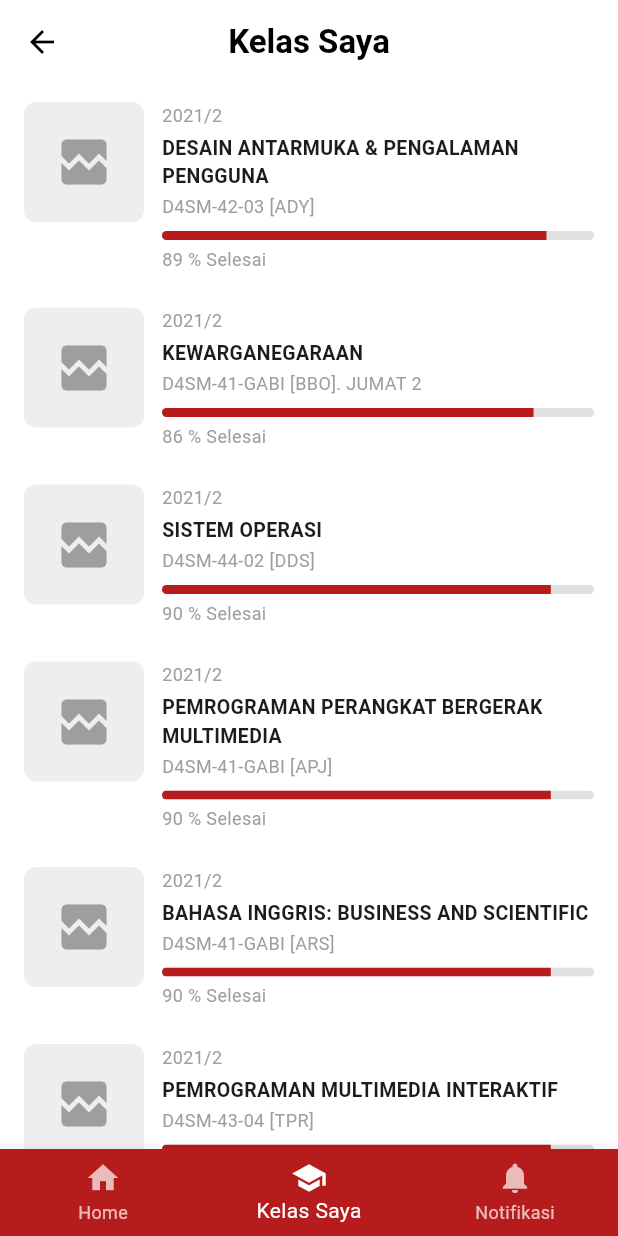
After one commit to anaksantri5928/celoe_lms_app, a Flutter app: the HomePage screen opened by its route, item 2 of the bottom bar chosen, on a phone screen of 412 x 824 dp. The commit adds this screen. Run offline on Flutter 3.47's test engine with Material 3 defaults, Android fonts, the phone set to English and light mode, and no system bars.

Commit message:
feat(ui): add kelas saya page with navigation

```diff
--- a/lib/pages/home_page.dart
+++ b/lib/pages/home_page.dart
@@ -1,5 +1,6 @@
 import 'package:flutter/material.dart';
 import 'package:celoe_lms_app/pages/profile_page.dart';
+import 'package:celoe_lms_app/pages/kelas_saya_page.dart';
 
 class HomePage extends StatelessWidget {
   const HomePage({super.key});
@@ -11,14 +12,29 @@ class HomePage extends StatelessWidget {
     return Scaffold(
       backgroundColor: Colors.white,
 
-      /// BOTTOM NAV
+      /// BOTTOM NAVIGATION
       bottomNavigationBar: BottomNavigationBar(
         currentIndex: 0,
         selectedItemColor: Colors.white,
         unselectedItemColor: Colors.white70,
         backgroundColor: primaryRed,
+        onTap: (index) {
+          if (index == 1) {
+            Navigator.push(
+              context,
+              MaterialPageRoute(
+                builder: (_) => const KelasSayaPage(),
+              ),
+            );
+          }
+          // index 0 = Home (stay)
+          // index 2 = Notifikasi (belum dibuat)
+        },
         items: const [
-          BottomNavigationBarItem(icon: Icon(Icons.home), label: 'Home'),
+          BottomNavigationBarItem(
+            icon: Icon(Icons.home),
+            label: 'Home',
+          ),
           BottomNavigationBarItem(
             icon: Icon(Icons.school),
             label: 'Kelas Saya',
@@ -94,7 +110,9 @@ class HomePage extends StatelessWidget {
             onTap: () {
               Navigator.push(
                 context,
-                MaterialPageRoute(builder: (context) => const ProfilePage()),
+                MaterialPageRoute(
+                  builder: (_) => const ProfilePage(),
+                ),
               );
             },
             child: Container(
@@ -117,7 +135,11 @@ class HomePage extends StatelessWidget {
                   CircleAvatar(
                     radius: 10,
                     backgroundColor: Colors.white,
-                    child: Icon(Icons.person, size: 14, color: primaryRed),
+                    child: Icon(
+                      Icons.person,
+                      size: 14,
+                      color: primaryRed,
+                    ),
                   ),
                 ],
               ),
@@ -134,7 +156,10 @@ class HomePage extends StatelessWidget {
       padding: const EdgeInsets.symmetric(horizontal: 16, vertical: 8),
       child: Text(
         title,
-        style: const TextStyle(fontSize: 16, fontWeight: FontWeight.bold),
+        style: const TextStyle(
+          fontSize: 16,
+          fontWeight: FontWeight.bold,
+        ),
       ),
     );
   }
@@ -165,7 +190,10 @@ class HomePage extends StatelessWidget {
               style: TextStyle(color: Colors.white70),
             ),
             SizedBox(height: 16),
-            Text('Waktu Pengumpulan', style: TextStyle(color: Colors.white70)),
+            Text(
+              'Waktu Pengumpulan',
+              style: TextStyle(color: Colors.white70),
+            ),
             SizedBox(height: 4),
             Text(
               'Jumat 26 Februari, 23:59 WIB',
@@ -210,7 +238,11 @@ class HomePage extends StatelessWidget {
           borderRadius: BorderRadius.circular(12),
         ),
         child: const Center(
-          child: Icon(Icons.image_not_supported, size: 48, color: Colors.grey),
+          child: Icon(
+            Icons.image_not_supported,
+            size: 48,
+            color: Colors.grey,
+          ),
         ),
       ),
     );
@@ -221,21 +253,21 @@ class HomePage extends StatelessWidget {
     return Column(
       children: [
         _progressItem(
-          'UI / UX',
           'DESAIN ANTARMUKA & PENGALAMAN PENGGUNA',
           0.89,
         ),
-        _progressItem('PKN', 'KEWARGANEGARAAN', 0.86),
-        _progressItem('SO', 'SISTEM OPERASI', 0.90),
-        _progressItem('PMM', 'PEMROGRAMAN PERANGKAT BERGERAK MULTIMEDIA', 0.90),
-        _progressItem('BHS', 'BAHASA INGGRIS: BUSINESS & SCIENTIFIC', 0.90),
-        _progressItem('PMI', 'PEMROGRAMAN MULTIMEDIA INTERAKTIF', 0.90),
-        _progressItem('OR', 'OLAH RAGA', 0.90),
+        _progressItem('KEWARGANEGARAAN', 0.86),
+        _progressItem('SISTEM OPERASI', 0.90),
+        _progressItem(
+            'PEMROGRAMAN PERANGKAT BERGERAK MULTIMEDIA', 0.90),
+        _progressItem('BAHASA INGGRIS: BUSINESS & SCIENTIFIC', 0.90),
+        _progressItem('PEMROGRAMAN MULTIMEDIA INTERAKTIF', 0.90),
+        _progressItem('OLAH RAGA', 0.90),
       ],
     );
   }
 
-  Widget _progressItem(String label, String title, double progress) {
+  Widget _progressItem(String title, double progress) {
     return Padding(
       padding: const EdgeInsets.symmetric(horizontal: 16, vertical: 8),
       child: Row(
--- /dev/null
+++ b/lib/pages/kelas_saya_page.dart
@@ -0,0 +1,181 @@
+import 'package:flutter/material.dart';
+
+class KelasSayaPage extends StatelessWidget {
+  const KelasSayaPage({super.key});
+
+  static const primaryRed = Color(0xFFB71C1C);
+
+  @override
+  Widget build(BuildContext context) {
+    return Scaffold(
+      backgroundColor: Colors.white,
+
+      /// APP BAR
+      appBar: AppBar(
+        backgroundColor: Colors.white,
+        elevation: 0,
+        leading: IconButton(
+          icon: const Icon(Icons.arrow_back, color: Colors.black),
+          onPressed: () => Navigator.pop(context),
+        ),
+        centerTitle: true,
+        title: const Text(
+          'Kelas Saya',
+          style: TextStyle(
+            color: Colors.black,
+            fontWeight: FontWeight.bold,
+          ),
+        ),
+      ),
+
+      /// BODY
+      body: ListView(
+        padding: const EdgeInsets.only(bottom: 100),
+        children: [
+          _kelasItem(
+            title: 'DESAIN ANTARMUKA & PENGALAMAN PENGGUNA',
+            subtitle: 'D4SM-42-03 [ADY]',
+            progress: 0.89,
+          ),
+          _kelasItem(
+            title: 'KEWARGANEGARAAN',
+            subtitle: 'D4SM-41-GABI [BBO]. JUMAT 2',
+            progress: 0.86,
+          ),
+          _kelasItem(
+            title: 'SISTEM OPERASI',
+            subtitle: 'D4SM-44-02 [DDS]',
+            progress: 0.90,
+          ),
+          _kelasItem(
+            title: 'PEMROGRAMAN PERANGKAT BERGERAK MULTIMEDIA',
+            subtitle: 'D4SM-41-GABI [APJ]',
+            progress: 0.90,
+          ),
+          _kelasItem(
+            title: 'BAHASA INGGRIS: BUSINESS AND SCIENTIFIC',
+            subtitle: 'D4SM-41-GABI [ARS]',
+            progress: 0.90,
+          ),
+          _kelasItem(
+            title: 'PEMROGRAMAN MULTIMEDIA INTERAKTIF',
+            subtitle: 'D4SM-43-04 [TPR]',
+            progress: 0.90,
+          ),
+          _kelasItem(
+            title: 'OLAH RAGA',
+            subtitle: 'D3TT-44-02 [EYR]',
+            progress: 0.90,
+          ),
+        ],
+      ),
+
+      /// BOTTOM NAV
+      bottomNavigationBar: BottomNavigationBar(
+        currentIndex: 1,
+        backgroundColor: primaryRed,
+        selectedItemColor: Colors.white,
+        unselectedItemColor: Colors.white70,
+        items: const [
+          BottomNavigationBarItem(
+            icon: Icon(Icons.home),
+            label: 'Home',
+          ),
+          BottomNavigationBarItem(
+            icon: Icon(Icons.school),
+            label: 'Kelas Saya',
+          ),
+          BottomNavigationBarItem(
+            icon: Icon(Icons.notifications),
+            label: 'Notifikasi',
+          ),
+        ],
+      ),
+    );
+  }
+
+  // ================= KELAS ITEM =================
+  Widget _kelasItem({
+    required String title,
+    required String subtitle,
+    required double progress,
+  }) {
+    return Padding(
+      padding: const EdgeInsets.symmetric(horizontal: 16, vertical: 12),
+      child: Row(
+        crossAxisAlignment: CrossAxisAlignment.start,
+        children: [
+          /// IMAGE / FALLBACK
+          Container(
+            width: 80,
+            height: 80,
+            decoration: BoxDecoration(
+              color: Colors.grey.shade200,
+              borderRadius: BorderRadius.circular(8),
+            ),
+            child: const Icon(
+              Icons.broken_image,
+              size: 40,
+              color: Colors.grey,
+            ),
+          ),
+
+          const SizedBox(width: 12),
+
+          /// CONTENT
+          Expanded(
+            child: Column(
+              crossAxisAlignment: CrossAxisAlignment.start,
+              children: [
+                const Text(
+                  '2021/2',
+                  style: TextStyle(
+                    fontSize: 12,
+                    color: Colors.grey,
+                  ),
+                ),
+                const SizedBox(height: 4),
+                Text(
+                  title,
+                  style: const TextStyle(
+                    fontWeight: FontWeight.bold,
+                    fontSize: 13,
+                  ),
+                ),
+                const SizedBox(height: 2),
+                Text(
+                  subtitle,
+                  style: const TextStyle(
+                    fontSize: 12,
+                    color: Colors.grey,
+                  ),
+                ),
+                const SizedBox(height: 8),
+
+                /// PROGRESS BAR
+                ClipRRect(
+                  borderRadius: BorderRadius.circular(8),
+                  child: LinearProgressIndicator(
+                    value: progress,
+                    minHeight: 6,
+                    backgroundColor: Colors.grey.shade300,
+                    color: primaryRed,
+                  ),
+                ),
+
+                const SizedBox(height: 4),
+                Text(
+                  '${(progress * 100).toInt()} % Selesai',
+                  style: const TextStyle(
+                    fontSize: 12,
+                    color: Colors.grey,
+                  ),
+                ),
+              ],
+            ),
+          ),
+        ],
+      ),
+    );
+  }
+}
--- a/lib/pages/login_page.dart
+++ b/lib/pages/login_page.dart
@@ -223,7 +223,7 @@ class BottomWaveClipper extends CustomClipper<Path> {
   @override
   Path getClip(Size size) {
     Path path = Path();
-    path.moveTo(0, 40);
+    path.moveTo(0, 80);
     path.quadraticBezierTo(
       size.width / 2,
       0,
```
